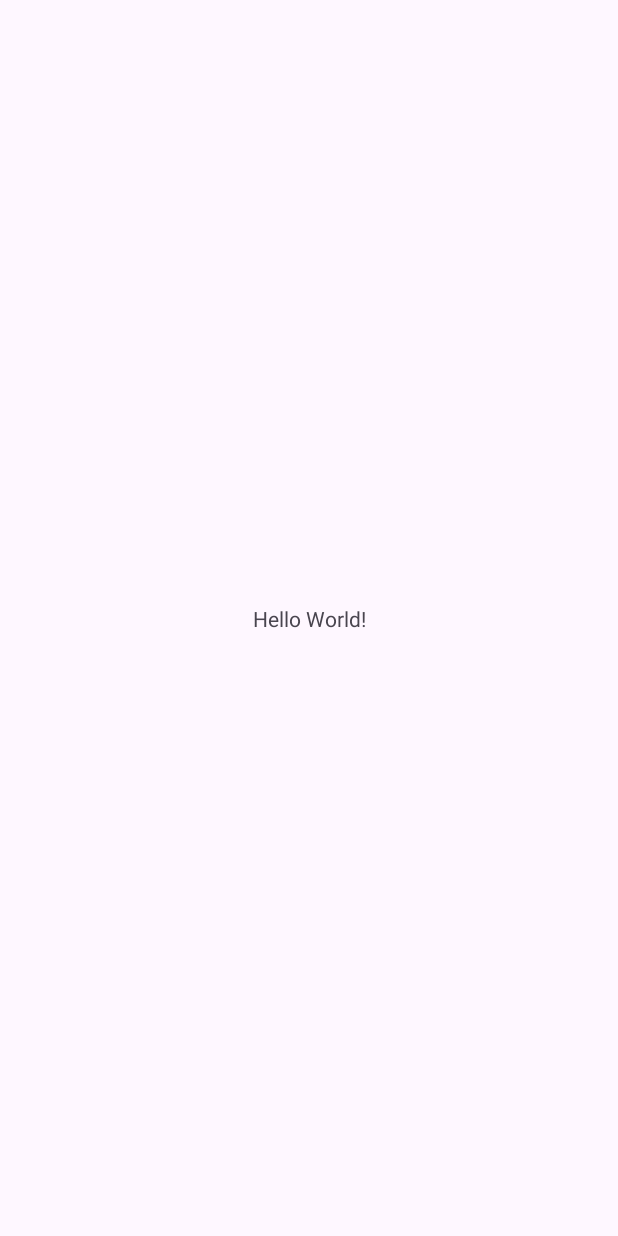
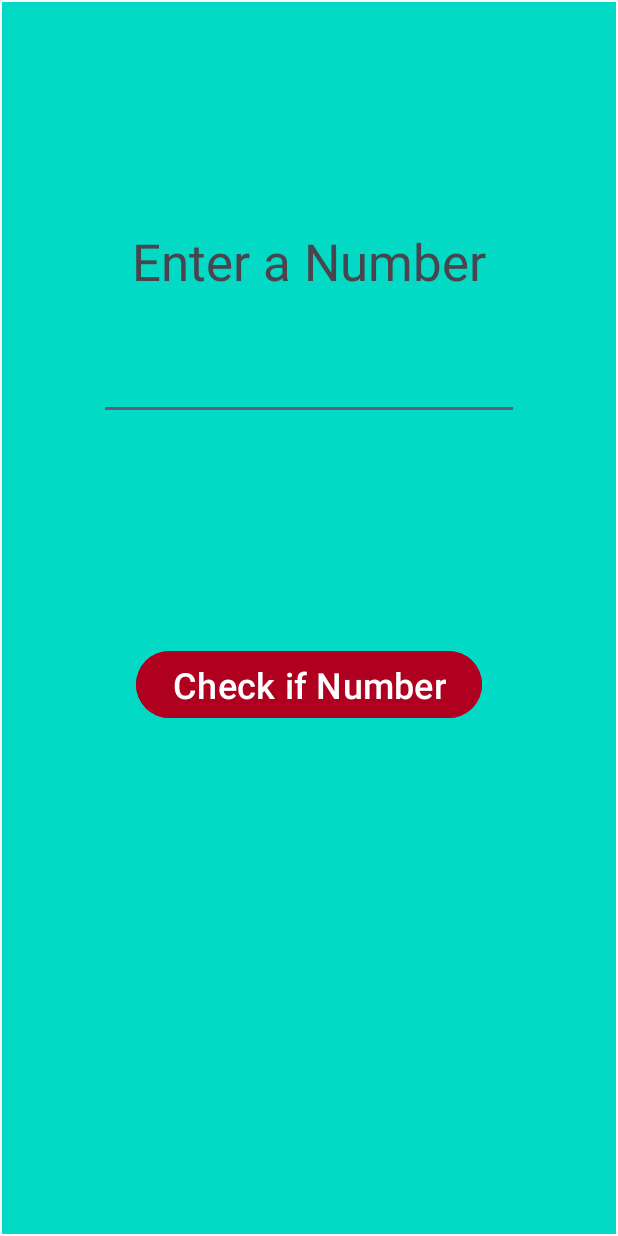
Before and after one commit to liehanels/GitHubPractice, an Android app: the screen it shows after launch (MainActivity), on a phone screen of 412 x 824 dp. Before the commit the screen is almost empty. Run offline under Robolectric (Android 15) with nearby library versions, the phone set to English and light mode, and no system bars.

Commit message:
Added UI

```diff
--- a/app/src/main/res/layout/activity_main.xml
+++ b/app/src/main/res/layout/activity_main.xml
@@ -5,15 +5,56 @@
     android:id="@+id/main"
     android:layout_width="match_parent"
     android:layout_height="match_parent"
+    android:foregroundTint="@color/design_default_color_secondary"
     tools:context=".MainActivity">
 
-    <TextView
-        android:layout_width="wrap_content"
-        android:layout_height="wrap_content"
-        android:text="Hello World!"
+    <androidx.constraintlayout.widget.ConstraintLayout
+        android:layout_width="0dp"
+        android:layout_height="0dp"
+        android:layout_marginStart="1dp"
+        android:layout_marginTop="1dp"
+        android:layout_marginEnd="1dp"
+        android:layout_marginBottom="1dp"
+        android:background="@color/design_default_color_secondary"
         app:layout_constraintBottom_toBottomOf="parent"
         app:layout_constraintEnd_toEndOf="parent"
         app:layout_constraintStart_toStartOf="parent"
-        app:layout_constraintTop_toTopOf="parent" />
+        app:layout_constraintTop_toTopOf="parent">
 
+        <TextView
+            android:id="@+id/tvTitle"
+            android:layout_width="wrap_content"
+            android:layout_height="wrap_content"
+            android:layout_marginTop="150dp"
+            android:text="Enter a Number"
+            android:textSize="34sp"
+            app:layout_constraintEnd_toEndOf="parent"
+            app:layout_constraintStart_toStartOf="parent"
+            app:layout_constraintTop_toTopOf="parent" />
+
+        <EditText
+            android:id="@+id/edtNumber"
+            android:layout_width="wrap_content"
+            android:layout_height="wrap_content"
+            android:layout_marginTop="30dp"
+            android:ems="10"
+            android:inputType="text"
+            android:textColor="@color/black"
+            android:textSize="24sp"
+            app:layout_constraintEnd_toEndOf="parent"
+            app:layout_constraintStart_toStartOf="parent"
+            app:layout_constraintTop_toBottomOf="@+id/tvTitle" />
+
+        <Button
+            android:id="@+id/btnCheckNum"
+            android:layout_width="wrap_content"
+            android:layout_height="wrap_content"
+            android:layout_marginTop="150dp"
+            android:backgroundTint="@color/design_default_color_error"
+            android:text="Check if Number"
+            android:textSize="24sp"
+            app:layout_constraintEnd_toEndOf="parent"
+            app:layout_constraintStart_toStartOf="parent"
+            app:layout_constraintTop_toBottomOf="@+id/edtNumber" />
+    </androidx.constraintlayout.widget.ConstraintLayout>
 </androidx.constraintlayout.widget.ConstraintLayout>
```
